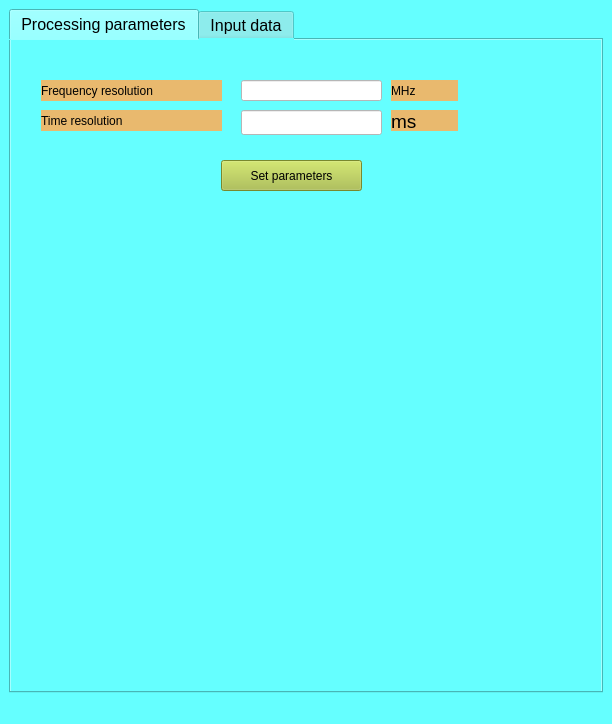
Above: Interface/Window_D.ui from SAOFastAcquisition/Fast_Acquisition_Bin_Base before the change. Below: the same form after it.
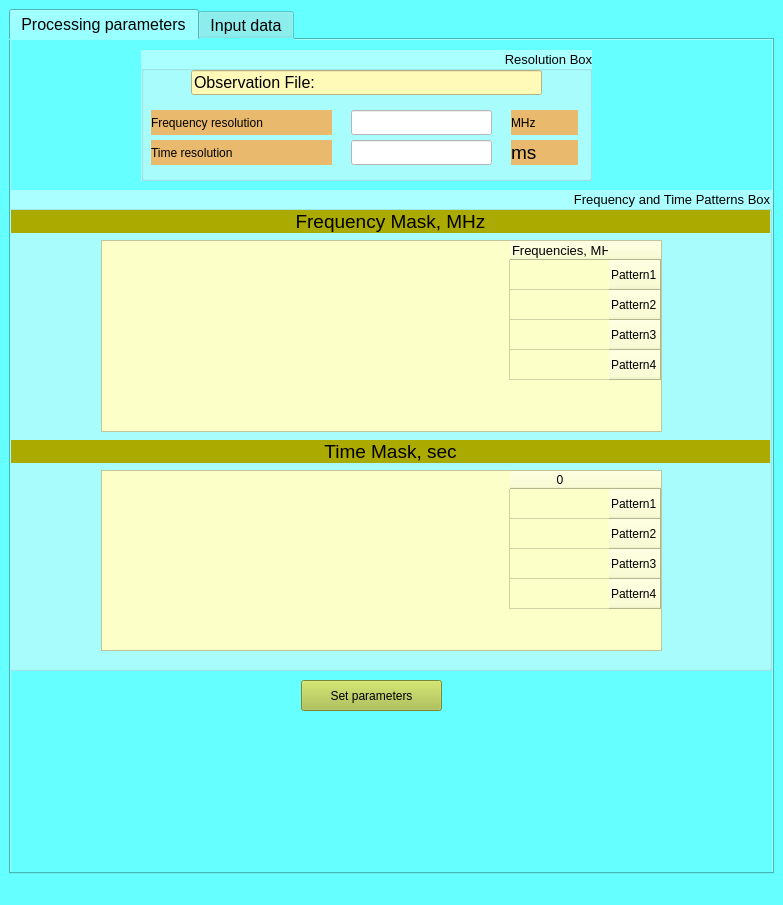
That is the form after the change. The open tabs and pages were chosen to show the change.

Commit message: Сделана часть графического интерфейса для extract_from_binary.py.

What changed in the file:
```diff
--- a/Interface/Window_D.ui
+++ b/Interface/Window_D.ui
@@ -6,8 +6,8 @@
    <rect>
     <x>0</x>
     <y>0</y>
-    <width>612</width>
-    <height>724</height>
+    <width>783</width>
+    <height>905</height>
    </rect>
   </property>
   <property name="windowTitle">
@@ -35,110 +35,188 @@
        <bool>true</bool>
       </property>
       <widget class="QWidget" name="tab_parameters">
+       <property name="font">
+        <font>
+         <pointsize>12</pointsize>
+        </font>
+       </property>
+       <property name="layoutDirection">
+        <enum>Qt::RightToLeft</enum>
+       </property>
        <attribute name="title">
         <string>Processing parameters</string>
        </attribute>
-       <widget class="QLabel" name="lbl_frequency_resolution">
+       <widget class="QWidget" name="verticalLayoutWidget">
         <property name="geometry">
          <rect>
-          <x>30</x>
-          <y>40</y>
-          <width>181</width>
-          <height>21</height>
+          <x>0</x>
+          <y>190</y>
+          <width>761</width>
+          <height>251</height>
          </rect>
         </property>
-        <property name="styleSheet">
-         <string notr="true">background-color: rgb(233, 185, 110);
-font: 14pt &quot;Ubuntu&quot;;
-border-color: rgb(0, 0, 0);</string>
-        </property>
-        <property name="text">
-         <string>Frequency resolution</string>
-        </property>
+        <layout class="QVBoxLayout" name="verticalLayout_2"/>
        </widget>
-       <widget class="QLineEdit" name="lne_frequency_resolution">
+       <widget class="QGroupBox" name="gB_resolution">
         <property name="geometry">
          <rect>
-          <x>230</x>
-          <y>40</y>
-          <width>141</width>
-          <height>21</height>
+          <x>130</x>
+          <y>10</y>
+          <width>451</width>
+          <height>131</height>
          </rect>
         </property>
-        <property name="styleSheet">
-         <string notr="true">background-color: rgb(255, 255, 255);
-border-color: rgb(0, 0, 0);</string>
+        <property name="font">
+         <font>
+          <pointsize>10</pointsize>
+         </font>
         </property>
-       </widget>
-       <widget class="QLineEdit" name="lne_time_resolution">
-        <property name="geometry">
-         <rect>
-          <x>230</x>
-          <y>70</y>
-          <width>141</width>
-          <height>25</height>
-         </rect>
-        </property>
         <property name="styleSheet">
-         <string notr="true">background-color: rgb(255, 255, 255);</string>
+         <string notr="true">background-color: rgb(170, 255, 255);</string>
         </property>
-       </widget>
-       <widget class="QLabel" name="lbl_frequency_unit">
-        <property name="geometry">
-         <rect>
-          <x>380</x>
-          <y>40</y>
-          <width>67</width>
-          <height>21</height>
-         </rect>
+        <property name="title">
+         <string>Resolution Box</string>
         </property>
-        <property name="styleSheet">
-         <string notr="true">background-color: rgb(233, 185, 110);
+        <widget class="QLabel" name="lbl_frequency_resolution">
+         <property name="geometry">
+          <rect>
+           <x>10</x>
+           <y>60</y>
+           <width>181</width>
+           <height>25</height>
+          </rect>
+         </property>
+         <property name="styleSheet">
+          <string notr="true">background-color: rgb(233, 185, 110);
+font: 14pt &quot;Ubuntu&quot;;
+border-color: rgb(0, 0, 0);</string>
+         </property>
+         <property name="text">
+          <string>Frequency resolution</string>
+         </property>
+        </widget>
+        <widget class="QLabel" name="lbl_time_resolution">
+         <property name="geometry">
+          <rect>
+           <x>10</x>
+           <y>90</y>
+           <width>181</width>
+           <height>25</height>
+          </rect>
+         </property>
+         <property name="styleSheet">
+          <string notr="true">background-color: rgb(233, 185, 110);
+font: 14pt &quot;Ubuntu&quot;;
+border-color: rgb(0, 0, 0);</string>
+         </property>
+         <property name="text">
+          <string>Time resolution</string>
+         </property>
+        </widget>
+        <widget class="QLineEdit" name="lne_time_resolution">
+         <property name="geometry">
+          <rect>
+           <x>210</x>
+           <y>90</y>
+           <width>141</width>
+           <height>25</height>
+          </rect>
+         </property>
+         <property name="font">
+          <font>
+           <pointsize>12</pointsize>
+          </font>
+         </property>
+         <property name="styleSheet">
+          <string notr="true">background-color: rgb(255, 255, 255);</string>
+         </property>
+        </widget>
+        <widget class="QLineEdit" name="lne_frequency_resolution">
+         <property name="geometry">
+          <rect>
+           <x>210</x>
+           <y>60</y>
+           <width>141</width>
+           <height>25</height>
+          </rect>
+         </property>
+         <property name="sizePolicy">
+          <sizepolicy hsizetype="Expanding" vsizetype="Fixed">
+           <horstretch>0</horstretch>
+           <verstretch>10</verstretch>
+          </sizepolicy>
+         </property>
+         <property name="font">
+          <font>
+           <pointsize>12</pointsize>
+          </font>
+         </property>
+         <property name="styleSheet">
+          <string notr="true">background-color: rgb(255, 255, 255);
+border-color: rgb(0, 0, 0);</string>
+         </property>
+        </widget>
+        <widget class="QLabel" name="lbl_time_unit">
+         <property name="geometry">
+          <rect>
+           <x>370</x>
+           <y>90</y>
+           <width>67</width>
+           <height>25</height>
+          </rect>
+         </property>
+         <property name="styleSheet">
+          <string notr="true">background-color: rgb(233, 185, 110);</string>
+         </property>
+         <property name="text">
+          <string>&lt;html&gt;&lt;head/&gt;&lt;body&gt;&lt;p&gt;&lt;span style=&quot; font-size:14pt;&quot;&gt;ms&lt;/span&gt;&lt;/p&gt;&lt;/body&gt;&lt;/html&gt;</string>
+         </property>
+        </widget>
+        <widget class="QLabel" name="lbl_frequency_unit">
+         <property name="geometry">
+          <rect>
+           <x>370</x>
+           <y>60</y>
+           <width>67</width>
+           <height>25</height>
+          </rect>
+         </property>
+         <property name="styleSheet">
+          <string notr="true">background-color: rgb(233, 185, 110);
 font: 14pt &quot;Ubuntu&quot;;</string>
-        </property>
-        <property name="text">
-         <string>MHz</string>
-        </property>
-       </widget>
-       <widget class="QLabel" name="lbl_time_unit">
-        <property name="geometry">
-         <rect>
-          <x>380</x>
-          <y>70</y>
-          <width>67</width>
-          <height>21</height>
-         </rect>
-        </property>
-        <property name="styleSheet">
-         <string notr="true">background-color: rgb(233, 185, 110);</string>
-        </property>
-        <property name="text">
-         <string>&lt;html&gt;&lt;head/&gt;&lt;body&gt;&lt;p&gt;&lt;span style=&quot; font-size:14pt;&quot;&gt;ms&lt;/span&gt;&lt;/p&gt;&lt;/body&gt;&lt;/html&gt;</string>
-        </property>
-       </widget>
-       <widget class="QLabel" name="lbl_time_resolution">
-        <property name="geometry">
-         <rect>
-          <x>30</x>
-          <y>70</y>
-          <width>181</width>
-          <height>21</height>
-         </rect>
-        </property>
-        <property name="styleSheet">
-         <string notr="true">background-color: rgb(233, 185, 110);
-font: 14pt &quot;Ubuntu&quot;;
-border-color: rgb(0, 0, 0);</string>
-        </property>
-        <property name="text">
-         <string>Time resolution</string>
-        </property>
+         </property>
+         <property name="text">
+          <string>MHz</string>
+         </property>
+        </widget>
+        <widget class="QLineEdit" name="lne_oserv_file">
+         <property name="geometry">
+          <rect>
+           <x>50</x>
+           <y>20</y>
+           <width>351</width>
+           <height>25</height>
+          </rect>
+         </property>
+         <property name="font">
+          <font>
+           <pointsize>12</pointsize>
+          </font>
+         </property>
+         <property name="styleSheet">
+          <string notr="true">background-color: rgb(255, 170, 255);
+background-color: rgb(255, 250, 183);</string>
+         </property>
+         <property name="text">
+          <string>Observation File: </string>
+         </property>
+        </widget>
        </widget>
        <widget class="QPushButton" name="btn_set_parameters">
         <property name="geometry">
          <rect>
-          <x>210</x>
-          <y>120</y>
+          <x>290</x>
+          <y>640</y>
           <width>141</width>
           <height>31</height>
          </rect>
@@ -161,6 +239,229 @@
          <bool>false</bool>
         </property>
        </widget>
+       <widget class="QGroupBox" name="gB_pattrens">
+        <property name="geometry">
+         <rect>
+          <x>-20</x>
+          <y>150</y>
+          <width>781</width>
+          <height>481</height>
+         </rect>
+        </property>
+        <property name="font">
+         <font>
+          <pointsize>10</pointsize>
+         </font>
+        </property>
+        <property name="styleSheet">
+         <string notr="true">background-color: rgb(170, 255, 255);</string>
+        </property>
+        <property name="title">
+         <string>Frequency and Time Patterns Box</string>
+        </property>
+        <widget class="QLabel" name="lbl_time_mask">
+         <property name="geometry">
+          <rect>
+           <x>20</x>
+           <y>250</y>
+           <width>759</width>
+           <height>23</height>
+          </rect>
+         </property>
+         <property name="font">
+          <font>
+           <pointsize>14</pointsize>
+          </font>
+         </property>
+         <property name="styleSheet">
+          <string notr="true">background-color: rgb(170, 170, 0);</string>
+         </property>
+         <property name="text">
+          <string>&lt;html&gt;&lt;head/&gt;&lt;body&gt;&lt;p align=&quot;center&quot;&gt;Time Mask, sec&lt;/p&gt;&lt;/body&gt;&lt;/html&gt;</string>
+         </property>
+        </widget>
+        <widget class="QTableWidget" name="tableWidget_time_patterns">
+         <property name="geometry">
+          <rect>
+           <x>110</x>
+           <y>280</y>
+           <width>561</width>
+           <height>181</height>
+          </rect>
+         </property>
+         <property name="minimumSize">
+          <size>
+           <width>561</width>
+           <height>0</height>
+          </size>
+         </property>
+         <property name="styleSheet">
+          <string notr="true">background-color: rgb(252, 255, 199);</string>
+         </property>
+         <row>
+          <property name="text">
+           <string>Pattern1</string>
+          </property>
+         </row>
+         <row>
+          <property name="text">
+           <string>Pattern2</string>
+          </property>
+         </row>
+         <row>
+          <property name="text">
+           <string>Pattern3</string>
+          </property>
+         </row>
+         <row>
+          <property name="text">
+           <string>Pattern4</string>
+          </property>
+         </row>
+         <column>
+          <property name="text">
+           <string notr="true">0</string>
+          </property>
+         </column>
+         <item row="0" column="0">
+          <property name="text">
+           <string/>
+          </property>
+          <property name="checkState">
+           <enum>Unchecked</enum>
+          </property>
+         </item>
+         <item row="1" column="0">
+          <property name="text">
+           <string/>
+          </property>
+          <property name="checkState">
+           <enum>Unchecked</enum>
+          </property>
+         </item>
+         <item row="2" column="0">
+          <property name="text">
+           <string/>
+          </property>
+          <property name="checkState">
+           <enum>Unchecked</enum>
+          </property>
+         </item>
+         <item row="3" column="0">
+          <property name="text">
+           <string/>
+          </property>
+          <property name="checkState">
+           <enum>Unchecked</enum>
+          </property>
+         </item>
+        </widget>
+        <widget class="QTableWidget" name="tableWidget_freq_patterns">
+         <property name="geometry">
+          <rect>
+           <x>110</x>
+           <y>50</y>
+           <width>561</width>
+           <height>192</height>
+          </rect>
+         </property>
+         <property name="minimumSize">
+          <size>
+           <width>561</width>
+           <height>0</height>
+          </size>
+         </property>
+         <property name="styleSheet">
+          <string notr="true">background-color: rgb(252, 255, 199);</string>
+         </property>
+         <row>
+          <property name="text">
+           <string>Pattern1</string>
+          </property>
+         </row>
+         <row>
+          <property name="text">
+           <string>Pattern2</string>
+          </property>
+         </row>
+         <row>
+          <property name="text">
+           <string>Pattern3</string>
+          </property>
+         </row>
+         <row>
+          <property name="text">
+           <string>Pattern4</string>
+          </property>
+         </row>
+         <column>
+          <property name="text">
+           <string>Frequencies, MHz</string>
+          </property>
+          <property name="font">
+           <font>
+            <pointsize>10</pointsize>
+           </font>
+          </property>
+          <property name="textAlignment">
+           <set>AlignLeading|AlignVCenter</set>
+          </property>
+         </column>
+         <item row="0" column="0">
+          <property name="text">
+           <string/>
+          </property>
+          <property name="checkState">
+           <enum>Unchecked</enum>
+          </property>
+         </item>
+         <item row="1" column="0">
+          <property name="text">
+           <string/>
+          </property>
+          <property name="checkState">
+           <enum>Unchecked</enum>
+          </property>
+         </item>
+         <item row="2" column="0">
+          <property name="text">
+           <string/>
+          </property>
+          <property name="checkState">
+           <enum>Unchecked</enum>
+          </property>
+         </item>
+         <item row="3" column="0">
+          <property name="text">
+           <string/>
+          </property>
+          <property name="checkState">
+           <enum>Unchecked</enum>
+          </property>
+         </item>
+        </widget>
+        <widget class="QLabel" name="lbl_freq_mask">
+         <property name="geometry">
+          <rect>
+           <x>20</x>
+           <y>20</y>
+           <width>759</width>
+           <height>23</height>
+          </rect>
+         </property>
+         <property name="font">
+          <font>
+           <pointsize>14</pointsize>
+          </font>
+         </property>
+         <property name="styleSheet">
+          <string notr="true">background-color: rgb(170, 170, 0);</string>
+         </property>
+         <property name="text">
+          <string>&lt;html&gt;&lt;head/&gt;&lt;body&gt;&lt;p align=&quot;center&quot;&gt;Frequency Mask, MHz&lt;/p&gt;&lt;/body&gt;&lt;/html&gt;</string>
+         </property>
+        </widget>
+       </widget>
       </widget>
       <widget class="QWidget" name="tab_choice_input">
        <attribute name="title">
```
Left out of the diff: 39 changed lines with no effect on the pictures. The commit also changes 7 other files.
